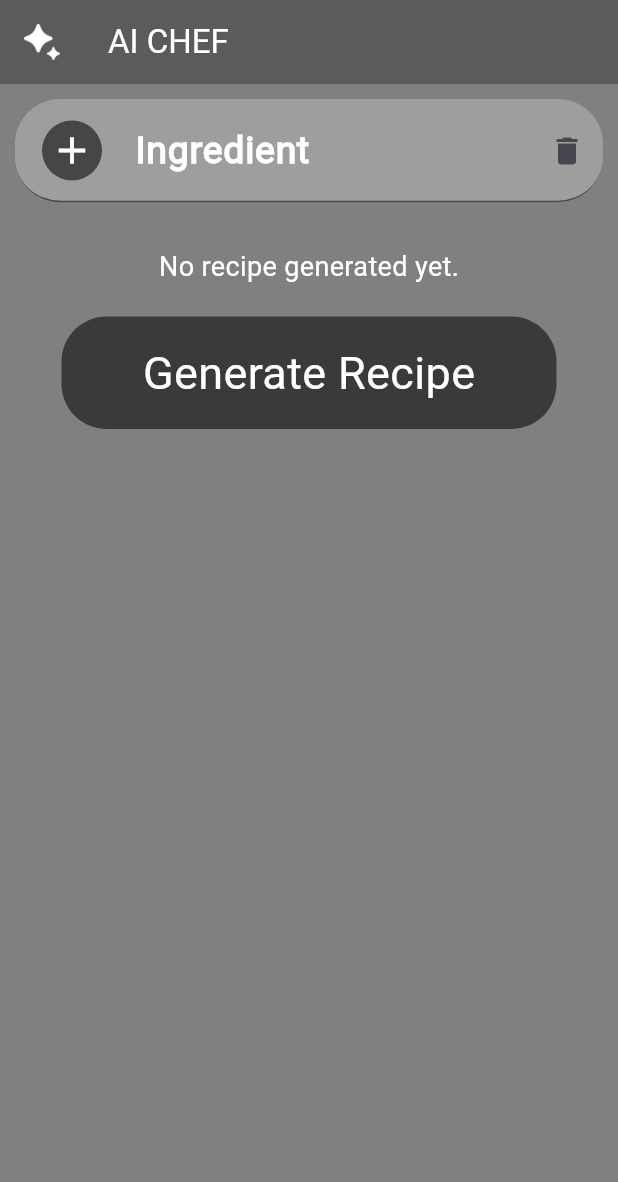
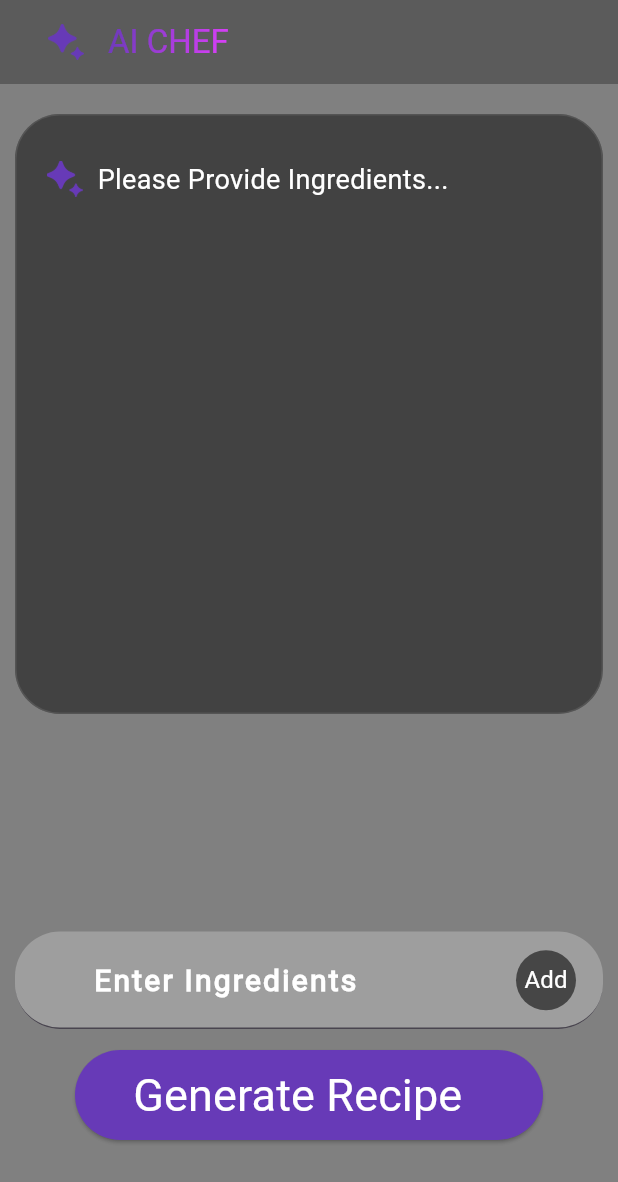
Before and after one commit to JUNAIDRASHID-git/recipe_app, a Flutter app: the AIScreen screen opened directly, on a phone screen of 412 x 824 dp. Shown: the top 1182 px of the screen. Run offline on Flutter 3.47's test engine with Material 3 defaults, Android fonts, the phone set to English and light mode, and no system bars; our stand-ins replace curved_navigation_bar, hive, hive_flutter, image_picker, like_button; accounts and stored records are empty.

Commit message:
ai integreted completed

```diff
--- a/lib/colors/colors.dart
+++ b/lib/colors/colors.dart
@@ -8,3 +8,6 @@ Color textFormFieldColor = Colors.grey;
 Color floatActionButtonColor = const Color.fromARGB(255, 70, 70, 70);
 Color favoriteColor = Colors.yellow;
 Color deleteButtonColor = const Color.fromARGB(255, 151, 36, 36);
+Color deepPurple = Colors.deepPurple;
+Color aiContainerColor = const Color.fromARGB(255, 66, 66, 66);
+Color aiContainerborderColor = const Color.fromARGB(137, 99, 99, 99);
--- a/lib/screens/home_screen/ai_screen.dart
+++ b/lib/screens/home_screen/ai_screen.dart
@@ -1,11 +1,13 @@
 import 'dart:convert';
 import 'dart:developer';
 import 'package:flutter/material.dart';
-import 'package:recipe_app/colors/colors.dart';
 import 'package:recipe_app/db/functions/ai_functions.dart';
 import 'package:recipe_app/db/models/response_model.dart';
-import 'package:recipe_app/widgets/buttons/mainbutton.dart';
+import 'package:recipe_app/widgets/bars/ai_app_bar.dart';
+import 'package:recipe_app/widgets/buttons/ai_generate_button.dart';
 import 'package:recipe_app/widgets/containers/ai_recipe_details_list.dart';
+import 'package:recipe_app/widgets/containers/ingredient_chip_widget.dart';
+import 'package:recipe_app/widgets/textfields/ai_textformfield.dart';
 
 class AIScreen extends StatefulWidget {
   const AIScreen({super.key});
@@ -16,7 +18,8 @@ class AIScreen extends StatefulWidget {
 
 class _AIScreenState extends State<AIScreen> {
   List<String> ingredientsList = [];
-  List<TextEditingController> ingredientsController = [TextEditingController()];
+  TextEditingController ingredientsController = TextEditingController();
+  bool loadingWidget = false;
   ValueNotifier<RecipeModel> aiRecipe = ValueNotifier<RecipeModel>(RecipeModel(
     name: '',
     yield: '',
@@ -27,7 +30,6 @@ class _AIScreenState extends State<AIScreen> {
     tips: [],
   ));
   String responseTxt = '';
-  double height = 69;
 
   @override
   void initState() {
@@ -37,124 +39,48 @@ class _AIScreenState extends State<AIScreen> {
   @override
   Widget build(BuildContext context) {
     return Scaffold(
-      appBar: AppBar(
-        leading: Row(
-          mainAxisAlignment: MainAxisAlignment.center,
-          children: [
-            ImageIcon(
-              const AssetImage("assets/logos/ai.png"),
-              color: fontColor,
-            ),
-          ],
-        ),
-        title: Text(
-          "AI CHEF",
-          style: TextStyle(color: fontColor),
-        ),
-        backgroundColor: mainbgcolor,
-      ),
+      appBar: aiAppBar(),
       extendBody: true,
       body: SingleChildScrollView(
         child: Column(
-          mainAxisAlignment: MainAxisAlignment.spaceBetween,
           children: [
+            aiRecipeDetails(aiRecipe, context),
+            SizedBox(height: ingredientsList.isEmpty ? 135 : 90),
             Padding(
-              padding: const EdgeInsets.symmetric(horizontal: 10,vertical: 10),
-              child: SizedBox(
-                height: height,
-                child: ListView.separated(
-                  itemCount: ingredientsController.length,
-                  itemBuilder: (context, index) {
-                    return TextFormField(
-                      controller: ingredientsController[index],
-                      style: TextStyle(color: fontColor, fontSize: 20),
-                      decoration: InputDecoration(
-                        fillColor: textFormFieldColor,
-                        filled: true,
-                        suffixIcon: GestureDetector(
-                          onTap: () {
+              padding: const EdgeInsets.symmetric(horizontal: 10),
+              child: Wrap(
+                  spacing: 8.0,
+                  runSpacing: 4.0,
+                  children: ingredientsList.map((ingredient) {
+                    return ingredientChipWidget(() {
                       setState(() {
-                              if (ingredientsController.length > 1) {
-                                ingredientsController[index].clear();
-                                ingredientsList.remove(ingredientsController[index].text);
-                                ingredientsController.removeAt(index);
-                                height = height - 80;
-                              } else {
-                                ingredientsController[index].clear();
-                                ingredientsList.clear();
+                        ingredientsList.remove(ingredient);
+                      });
+                    }, ingredient);
+                  }).toList()),
+            ),
+            aiTextFormField(() {
+              setState(() {
+                if (ingredientsController.text.isNotEmpty) {
+                  ingredientsList.add(ingredientsController.text);
+                  ingredientsController.clear();
                 }
               });
-                          },
-                          child: const Icon(Icons.delete),
-                        ),
-                        labelText: "Ingredient",
-                        labelStyle: TextStyle(
-                            color: fontColor,
-                            fontSize: 25,
-                            fontWeight: FontWeight.bold),
-                        border: UnderlineInputBorder(
-                          borderRadius: BorderRadius.circular(30),
-                        ),
-                        prefixIcon: Padding(
-                          padding: const EdgeInsets.symmetric(horizontal: 10),
-                          child: IconButton(
-                            onPressed: () {
-                              ingredientsController.add(TextEditingController());
-                              if (ingredientsController[index].text.isNotEmpty) {
-                                ingredientsList.add(ingredientsController[index].text);
-                              }
-                              log('${ingredientsController.length}');
-                              log('${ingredientsList.length}');
+            }, ingredientsController),
+            aiGenerateButton(() async {
               setState(() {
-                                height = height + 80;
+                loadingWidget = true;
               });
-                            },
-                            icon: CircleAvatar(
-                              backgroundColor: floatActionButtonColor,
-                              child: Icon(
-                                Icons.add,
-                                size: 30,
-                                color: fontColor,
-                              ),
-                            ),
-                          ),
-                        ),
-                      ),
-                    );
-                  },
-                  separatorBuilder: (BuildContext context, int index) {
-                    return const SizedBox(
-                      height: 10,
-                    );
-                  },
-                ),
-              ),
-            ),
-
-            aiRecipeDetails(aiRecipe,context),
-
-
-            Padding(
-              padding: const EdgeInsets.only(bottom: 55),
-              child: MainButton(
-                buttonTitle: "Generate Recipe",
-                buttonAction: () async {
               try {
                 final ingredients = ingredientsList.join(',');
-                    log('Sending request for ingredients: $ingredients');
-
                 final response = await sendRequest(ingredients);
 
-                    log(response);
+                final jsonResponse = jsonDecode(response);
 
-                    final jsonResponse = jsonDecode(response);
-                    log('Decoded JSON response:');
-                    log(jsonEncode(jsonResponse));
-
-                    if (jsonResponse['candidates'] != null && jsonResponse['candidates'].isNotEmpty) {
-                      final content = jsonResponse['candidates'][0]['content']['parts'][0]['text'];
-                      log('Content to be parsed:');
-                      log(content);
+                if (jsonResponse['candidates'] != null &&
+                    jsonResponse['candidates'].isNotEmpty) {
+                  final content = jsonResponse['candidates'][0]['content']
+                      ['parts'][0]['text'];
 
                   setState(() {
                     responseTxt = content;
@@ -164,29 +90,17 @@ class _AIScreenState extends State<AIScreen> {
 
                   aiRecipe.value = recipe;
                 } else if (jsonResponse['error'] != null) {
-                      log('API Error:');
-                      log('Code: ${jsonResponse['error']['code']}');
-                      log('Message: ${jsonResponse['error']['message']}');
-                    } else {
-                      log('Unexpected response structure. Raw response:');
-                      log(jsonResponse.toString());
+                  log("API error");
                 }
-                  } catch (e) {
-                    log('An error occurred:');
-                    log(e.toString());
-                    if (e is FormatException) {
-                      log('JSON parsing error. Raw response might not be valid JSON.');
+              } finally {
+                setState(() {
+                  loadingWidget = false;
+                });
               }
-                  }
-                },
-              ),
-            ),
-
+            }, loadingWidget),
           ],
         ),
       ),
     );
   }
-
-
 }
--- /dev/null
+++ b/lib/widgets/bars/ai_app_bar.dart
@@ -0,0 +1,30 @@
+import 'package:flutter/material.dart';
+import 'package:recipe_app/colors/colors.dart';
+
+AppBar aiAppBar() {
+    return AppBar(
+      leading:  Row(
+        mainAxisAlignment: MainAxisAlignment.end,
+        children: [
+          ImageIcon(
+            const AssetImage("assets/logos/ai.png"),
+            color: deepPurple,
+          ),
+        ],
+      ),
+      title: ShaderMask(
+        shaderCallback: (bounds) {
+        return   LinearGradient(
+        colors: [deepPurple, Colors.purpleAccent],
+        begin: Alignment.topLeft,
+        end: Alignment.bottomRight,
+      ).createShader(Rect.fromLTWH(0, 0, bounds.width, bounds.height));
+        },
+        child: Text(
+          "AI CHEF",
+          style: TextStyle(color: fontColor),
+        ),
+      ),
+      backgroundColor: mainbgcolor,
+    );
+  }
--- a/lib/widgets/bars/bottom_nav_bar.dart
+++ b/lib/widgets/bars/bottom_nav_bar.dart
@@ -31,6 +31,7 @@ class _BottomNavBarState extends State<BottomNavBar> {
       Home(userdetails: widget.userdetails,),
       FavoriteScreen(userdetails:widget.userdetails ,),
       UserRecipeAddScreen(userdetails: widget.userdetails,),
+
     ];
 
     return Scaffold(
--- /dev/null
+++ b/lib/widgets/buttons/ai_generate_button.dart
@@ -0,0 +1,26 @@
+  import 'package:flutter/material.dart';
+import 'package:recipe_app/colors/colors.dart';
+import 'package:recipe_app/widgets/progress_widgets/circle_progress.dart';
+
+Padding aiGenerateButton(void Function()? onPressed,loadingWidget) {
+    return Padding(
+            padding:  EdgeInsets.only(left: loadingWidget?40:50,right: loadingWidget?40:50,bottom: 80),
+            child: ElevatedButton(
+              style: const ButtonStyle(
+                fixedSize: WidgetStatePropertyAll(Size.fromHeight(60)),
+                backgroundColor: WidgetStatePropertyAll(Colors.deepPurple),
+              ),
+              onPressed: onPressed,
+              child: Row(
+                mainAxisAlignment: MainAxisAlignment.center,
+                children: [
+                  Text(
+                    "Generate Recipe  ",
+                    style: TextStyle(fontSize: 30, color: fontColor),
+                  ),
+                    loadingWidget? const AILoadingWidget() : const SizedBox.shrink()
+                ],
+              ),
+            ),
+          );
+  }
--- a/lib/widgets/containers/ai_recipe_details_list.dart
+++ b/lib/widgets/containers/ai_recipe_details_list.dart
@@ -2,47 +2,73 @@ import 'package:flutter/material.dart';
 import 'package:recipe_app/colors/colors.dart';
 import 'package:recipe_app/db/models/response_model.dart';
 
-Padding aiRecipeDetails(ValueNotifier<RecipeModel> aiRecipe,context) {
+Padding aiRecipeDetails(ValueNotifier<RecipeModel> aiRecipe, context) {
   return Padding(
-            padding: const EdgeInsets.all(20.0),
+    padding: const EdgeInsets.only(top: 20, left: 10, right: 10),
+    child: Container(
+      height: aiRecipe.value.name.isEmpty ? 400 : 1400,
+      decoration: BoxDecoration(
+          borderRadius: BorderRadius.circular(30),
+          color: aiContainerColor,
+          border: Border.all(color: aiContainerborderColor)),
+      child: Padding(
+        padding: const EdgeInsets.only(left: 20, top: 30),
         child: ValueListenableBuilder<RecipeModel>(
           valueListenable: aiRecipe,
           builder: (context, recipe, child) {
             if (recipe.name.isEmpty) {
-                  return Text(
-                    "No recipe generated yet.",
-                    style: TextStyle(color: fontColor, fontSize: 18),
+              return Row(
+                crossAxisAlignment: CrossAxisAlignment.start,
+                children: [
+                  ImageIcon(
+                    const AssetImage("assets/logos/ai.png"),
+                    color: deepPurple,
+                  ),
+                  const SizedBox(width: 10),
+                  Text(
+                    "Please Provide Ingredients...",
+                    style: TextStyle(color: fontColor, fontSize: 18)),
+                ],
               );
             }
             return ListView.builder(
               shrinkWrap: true,
               physics: const NeverScrollableScrollPhysics(),
-                  itemCount: recipe.ingredients.length + recipe.instructions.length + recipe.tips.length + 5,
+              itemCount: recipe.ingredients.length +
+                  recipe.instructions.length +
+                  recipe.tips.length +
+                  5,
               itemBuilder: (context, index) {
                 if (index == 0) {
                   return Text(
                     'Recipe: ${recipe.name}\n',
-                        style: TextStyle(color: fontColor, fontSize: 28, fontWeight: FontWeight.bold),
+                    style: TextStyle(
+                        color: fontColor,
+                        fontSize: 28,
+                        fontWeight: FontWeight.bold),
                   );
                 } else if (index == 1) {
                   return Text(
-                        'Yield: ${recipe.yield}\n',
+                    'Serves : ${recipe.yield.isEmpty ? "2" : recipe.yield}\n',
                     style: TextStyle(color: fontColor, fontSize: 16),
                   );
                 } else if (index == 2) {
                   return Text(
-                        'Prep Time: ${recipe.prepTime}\n',
+                    'Prep Time : ${recipe.prepTime.isEmpty ? "7" : recipe.prepTime}\n',
                     style: TextStyle(color: fontColor, fontSize: 16),
                   );
                 } else if (index == 3) {
                   return Text(
-                        'Cook Time: ${recipe.cookTime}\n',
+                    'Cook Time : ${recipe.cookTime.isEmpty ? "20" : recipe.cookTime}\n',
                     style: TextStyle(color: fontColor, fontSize: 16),
                   );
                 } else if (index == 4) {
                   return Text(
-                        'Ingredients:',
-                        style: TextStyle(color: fontColor, fontSize: 20, fontWeight: FontWeight.bold),
+                    'Ingredients :',
+                    style: TextStyle(
+                        color: fontColor,
+                        fontSize: 20,
+                        fontWeight: FontWeight.bold),
                   );
                 } else if (index < 5 + recipe.ingredients.length) {
                   return Text(
@@ -51,28 +77,39 @@ Padding aiRecipeDetails(ValueNotifier<RecipeModel> aiRecipe,context) {
                   );
                 } else if (index == 5 + recipe.ingredients.length) {
                   return Text(
-                        '\nInstructions:',
-                        style: TextStyle(color: fontColor, fontSize: 18, fontWeight: FontWeight.bold),
+                    '\nInstructions :',
+                    style: TextStyle(
+                        color: fontColor,
+                        fontSize: 18,
+                        fontWeight: FontWeight.bold),
                   );
-                    } else if (index < 5 + recipe.ingredients.length + recipe.instructions.length) {
+                } else if (index < 5 +
+                        recipe.ingredients.length +
+                        recipe.instructions.length) {
                   return Text(
                     '${index - 4 - recipe.ingredients.length}. ${recipe.instructions[index - 5 - recipe.ingredients.length]}',
                     style: TextStyle(color: fontColor, fontSize: 16),
                   );
-                    } else if (index == 5 + recipe.ingredients.length + recipe.instructions.length) {
+                } else if (index == 5 +
+                        recipe.ingredients.length +
+                        recipe.instructions.length) {
                   return Text(
-                        '\nTips:',
-                        style: TextStyle(color: fontColor, fontSize: 18, fontWeight: FontWeight.bold),
+                    '\nTips :',
+                    style: TextStyle(
+                        color: fontColor,
+                        fontSize: 18,
+                        fontWeight: FontWeight.bold),
                   );
                 } else {
                   return Text(
                       '- ${recipe.tips[index - 5 - recipe.ingredients.length - recipe.instructions.length]}',
-                        style: TextStyle(color: fontColor, fontSize: 16),
-                      );
+                      style: TextStyle(color: fontColor, fontSize: 16));
                 }
               },
             );
           },
         ),
+      ),
+    ),
   );
 }
--- /dev/null
+++ b/lib/widgets/textfields/ai_textformfield.dart
@@ -0,0 +1,43 @@
+  import 'package:flutter/material.dart';
+import 'package:recipe_app/colors/colors.dart';
+
+Padding aiTextFormField(void Function()? onPressed,ingredientsController) {
+    return Padding(
+            padding: const EdgeInsets.only(
+                bottom: 10, top: 10, left: 10, right: 10),
+            child: SizedBox(
+              height: 69,
+              child: TextFormField(
+                controller: ingredientsController,
+                style: TextStyle(color: fontColor, fontSize: 20),
+                decoration: InputDecoration(
+                  fillColor: textFormFieldColor,
+                  filled: true,
+                  prefixIcon: const Text(""),
+                  suffixIcon: Padding(
+                    padding: const EdgeInsets.only(right: 10),
+                    child: IconButton(
+                      onPressed: onPressed,
+                      icon: CircleAvatar(
+                        backgroundColor: floatActionButtonColor,
+                        child: Text(
+                          "Add",
+                          style: TextStyle(color: fontColor),
+                        ),
+                      ),
+                    ),
+                  ),
+                  labelText: "Enter Ingredients",
+                  labelStyle: TextStyle(
+                      color: fontColor,
+                      fontSize: 20,
+                      letterSpacing: 1.5,
+                      fontWeight: FontWeight.bold),
+                  border: UnderlineInputBorder(
+                    borderRadius: BorderRadius.circular(30),
+                  ),
+                ),
+              ),
+            ),
+          );
+  }
```
Also changed, not shown: lib/db/functions/ai_functions.dart (+11 -6 lines), lib/widgets/containers/ingredient_chip_widget.dart (added, +19 -0 lines), lib/widgets/progress_widgets/circle_progress.dart (added, +16 -0 lines). Lines whose indentation alone changed are shown as unchanged.
